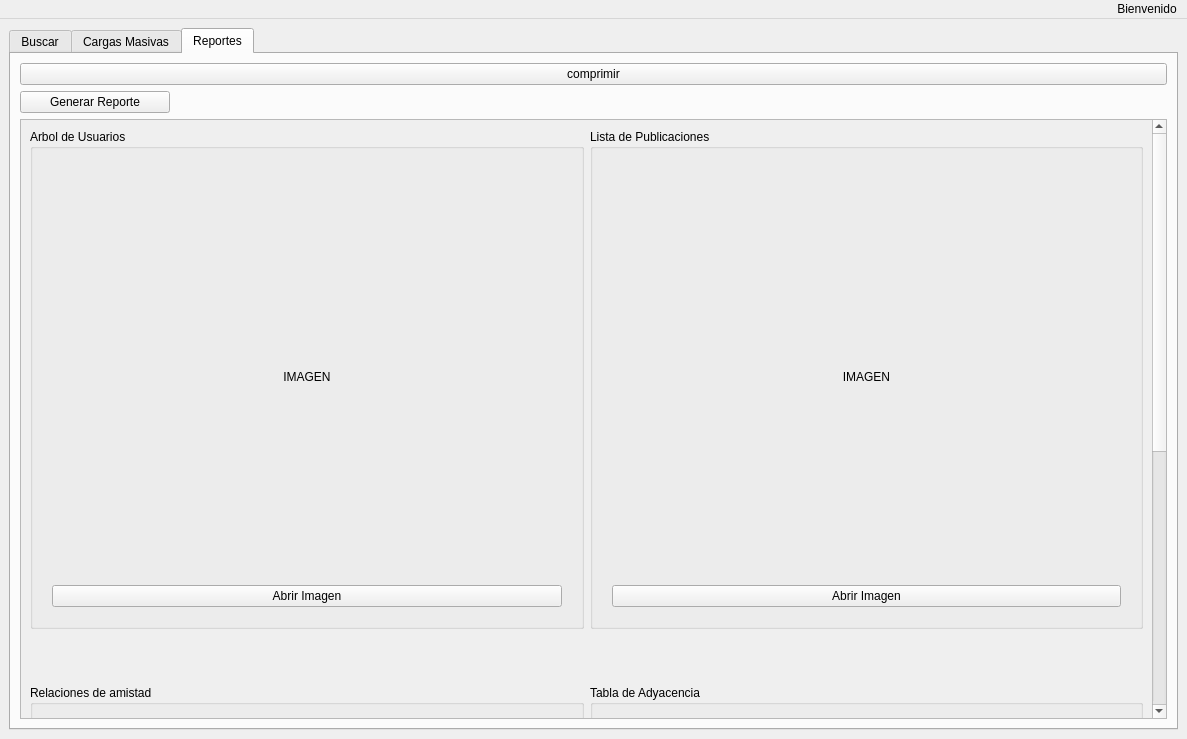
Before: the Qt Designer form Fase3/windowadmin.ui in D3r3-k/-EDD-Proyecto_202001151, drawn with Qt 5.
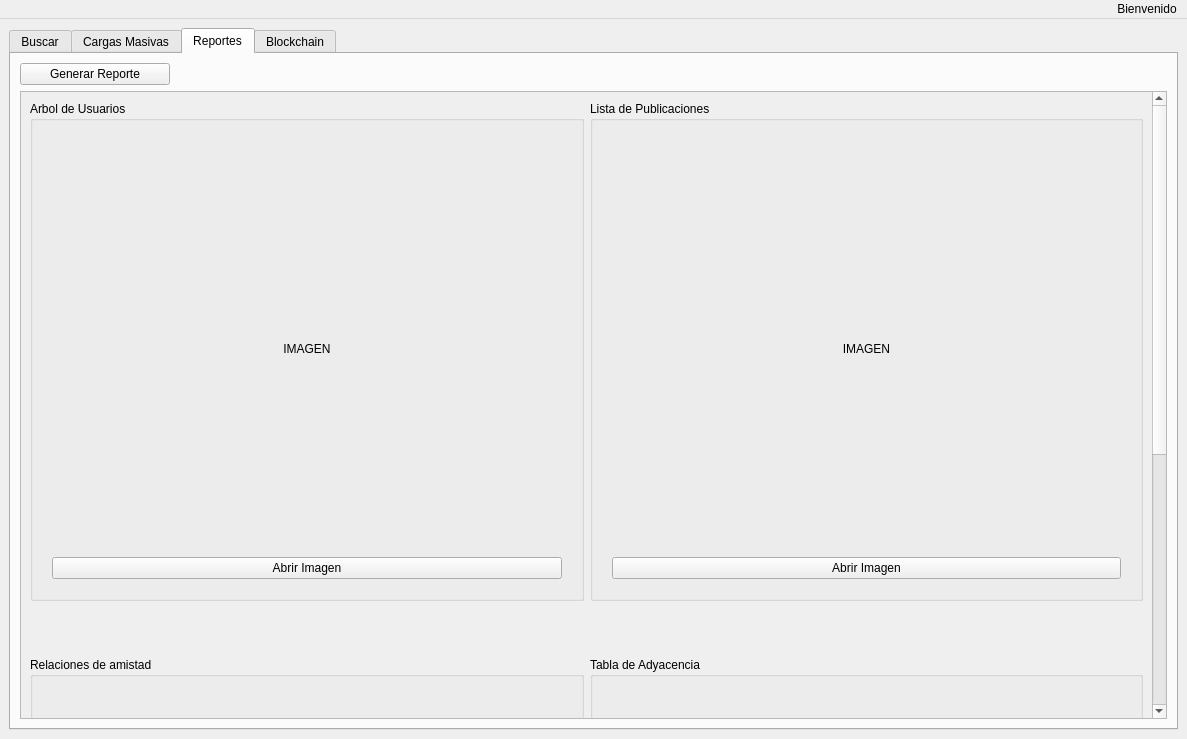
After: the same form once the commit is applied. The open tabs and pages were chosen to show the change. Icons and pictures are not drawn.

```diff
--- a/Fase3/windowadmin.ui
+++ b/Fase3/windowadmin.ui
@@ -266,13 +266,6 @@
         <string>Reportes</string>
        </attribute>
        <layout class="QVBoxLayout" name="verticalLayout">
-        <item>
-         <widget class="QPushButton" name="pushButton">
-          <property name="text">
-           <string>comprimir</string>
-          </property>
-         </widget>
-        </item>
         <item>
          <widget class="QPushButton" name="pushButton_reportes_generar">
           <property name="sizePolicy">
@@ -512,6 +505,11 @@
         </item>
        </layout>
       </widget>
+      <widget class="QWidget" name="tab">
+       <attribute name="title">
+        <string>Blockchain</string>
+       </attribute>
+      </widget>
      </widget>
     </item>
    </layout>
```
Left out of the diff: 2 changed lines with no effect on the pictures.
